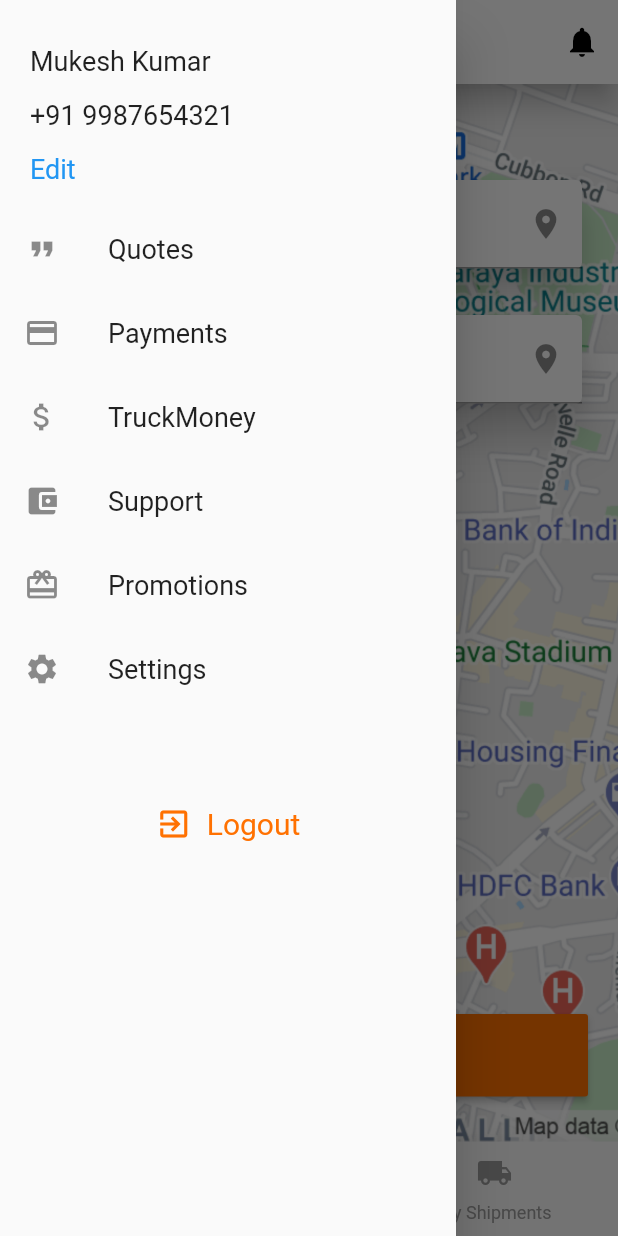
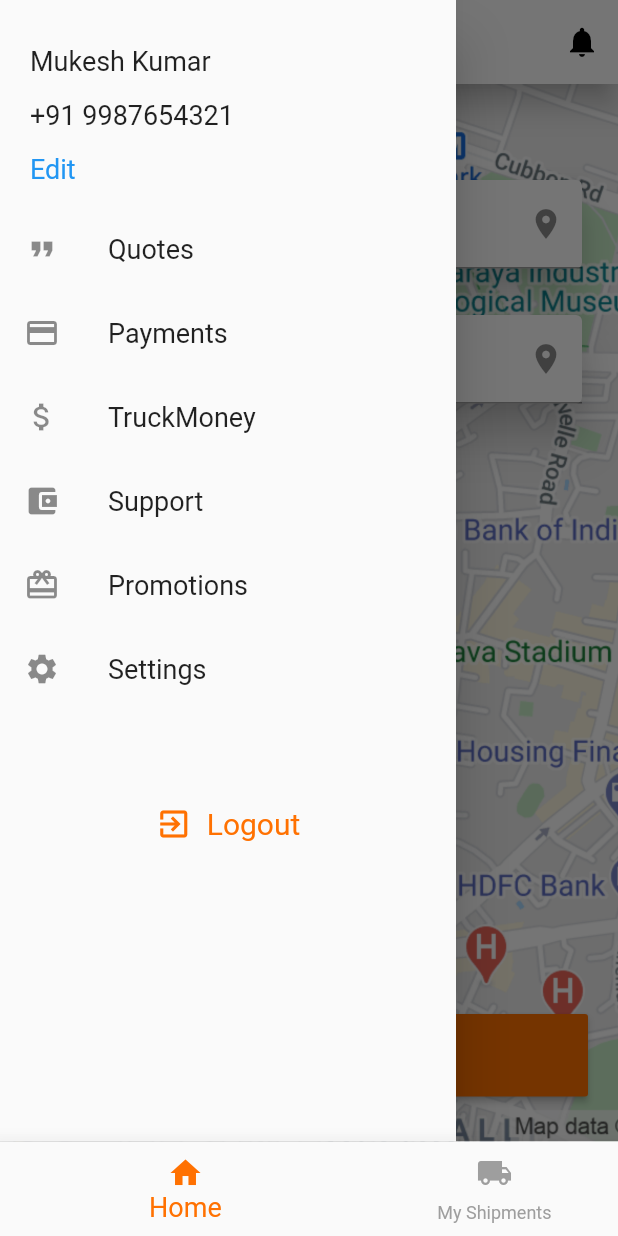
Before and after one commit to Jatin5120/truk-user, a Flutter app: the HomeScreen screen opened directly, with the side drawer open, on a phone screen of 412 x 824 dp. Run offline on Flutter 3.47's test engine with Material 2 defaults, Android fonts, the light colour scheme and no system bars; our stand-ins replace carousel_pro, firebase_auth, firebase_core, flutter_svg, fluttertoast, shared_preferences; accounts and stored records are empty.

Commit message:
main.dart update

```diff
--- a/lib/screens/home.dart
+++ b/lib/screens/home.dart
@@ -6,10 +6,9 @@ import 'package:trukapp/screens/promotions.dart';
 import 'package:trukapp/screens/quotes.dart';
 import 'package:trukapp/screens/request.dart';
 import 'package:trukapp/screens/settings.dart';
-import 'package:trukapp/screens/wallets.dart';
 import 'package:flutter/material.dart';
+import 'package:trukapp/screens/shipmentDetails.dart';
 
-import '../utils/constants.dart';
 import '../utils/constants.dart';
 
 class HomeScreen extends StatefulWidget {
@@ -20,7 +19,53 @@ class HomeScreen extends StatefulWidget {
 class _HomeScreenState extends State<HomeScreen> {
   double get width => MediaQuery.of(context).size.width;
   double get height => MediaQuery.of(context).size.height;
+  int currentIndex;
 
+  @override
+  void initState() {
+    super.initState();
+    currentIndex = 0;
+  }
+
+  void onTabTap(int value) {
+    setState(() {
+      currentIndex = value;
+    });
+  }
+
+  List<Widget> children = [Body(), MyShipment()];
+
+  @override
+  Widget build(BuildContext context) {
+    return Scaffold(
+        bottomNavigationBar: BottomNavigationBar(
+          currentIndex: currentIndex,
+          onTap: onTabTap,
+          selectedItemColor: primaryColor,
+          selectedFontSize: 18,
+          elevation: 12,
+          unselectedItemColor: Colors.grey,
+          showUnselectedLabels: true,
+          type: BottomNavigationBarType.shifting,
+          items: [
+            BottomNavigationBarItem(
+                icon: Icon(Icons.home), title: Text('Home')),
+            BottomNavigationBarItem(
+                icon: Icon(Icons.local_shipping), title: Text('My Shipments'))
+          ],
+        ),
+        body: children[currentIndex]);
+  }
+}
+
+class Body extends StatefulWidget {
+  @override
+  _BodyState createState() => _BodyState();
+}
+
+class _BodyState extends State<Body> {
+  double get height => MediaQuery.of(context).size.height;
+  double get width => MediaQuery.of(context).size.width;
   Widget myListTile({String title, void Function() onTap, Widget leading}) {
     return ListTile(
       leading: leading,
@@ -33,19 +78,6 @@ class _HomeScreenState extends State<HomeScreen> {
   @override
   Widget build(BuildContext context) {
     return Scaffold(
-      bottomNavigationBar: BottomNavigationBar(
-        selectedItemColor: Color.fromRGBO(255, 113, 1, 100),
-        selectedFontSize: 18,
-        elevation: 12,
-        unselectedItemColor: Colors.grey,
-        showUnselectedLabels: true,
-        type: BottomNavigationBarType.shifting,
-        items: [
-          BottomNavigationBarItem(icon: Icon(Icons.home), title: Text('Home')),
-          BottomNavigationBarItem(
-              icon: Icon(Icons.local_shipping), title: Text('My Shipments'))
-        ],
-      ),
       drawer: Theme(
         data: ThemeData(disabledColor: Colors.black),
         child: Drawer(
--- a/lib/screens/notification.dart
+++ b/lib/screens/notification.dart
@@ -55,10 +55,12 @@ class _NotificationScreenState extends State<NotificationScreen> {
         title: Text('Notification'),
       ),
       body: Container(
-        padding: EdgeInsets.only(top: 20),
         child: ListView(
-          shrinkWrap: true,
+          // shrinkWrap: true,
           children: [
+            SizedBox(
+              height: 20,
+            ),
             notificationWidget(
                 time: '5 Min ago',
                 notification:
```
Also changed, not shown: lib/main.dart (+6 -1 lines), lib/screens/myShipments.dart (added, +17 -0 lines), lib/screens/otp.dart (+8 -1 lines), pubspec.lock.
